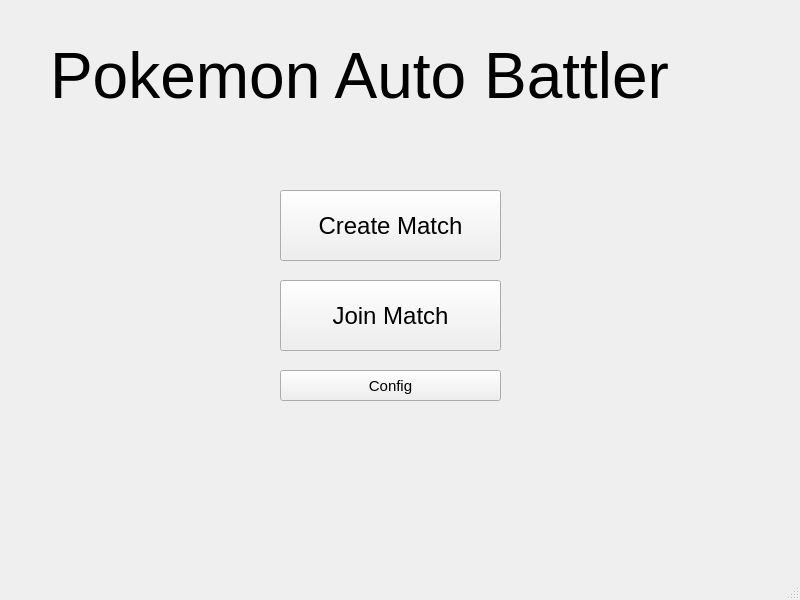
chillymango/autobattler_demo, file client/qtassets/landingscreen.ui: the form before one commit.
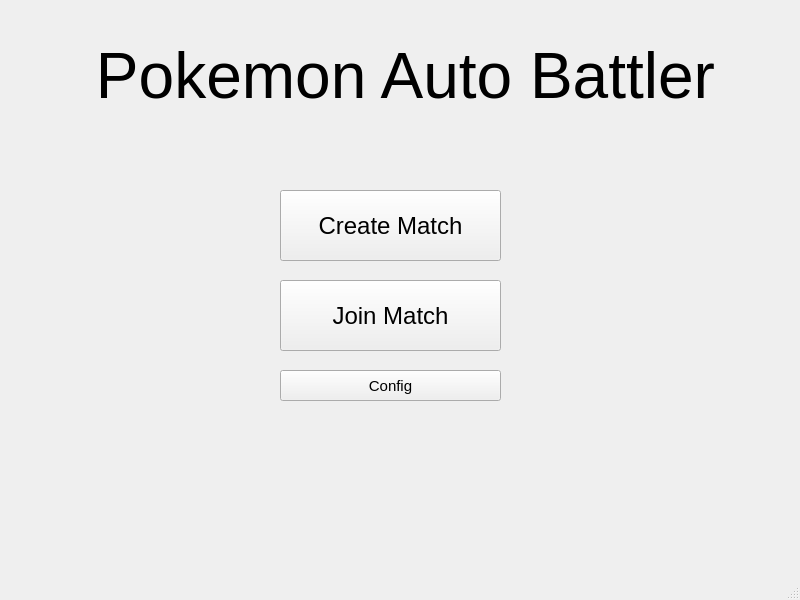
The form after the commit.

Diff of the .ui file:
```diff
--- a/client/qtassets/landingscreen.ui
+++ b/client/qtassets/landingscreen.ui
@@ -31,6 +31,9 @@
     <property name="text">
      <string>Pokemon Auto Battler</string>
     </property>
+    <property name="alignment">
+     <set>Qt::AlignCenter</set>
+    </property>
    </widget>
    <widget class="QPushButton" name="createMatch">
     <property name="geometry">
```
Left out of the diff: 4 changed lines with no effect on the pictures.
